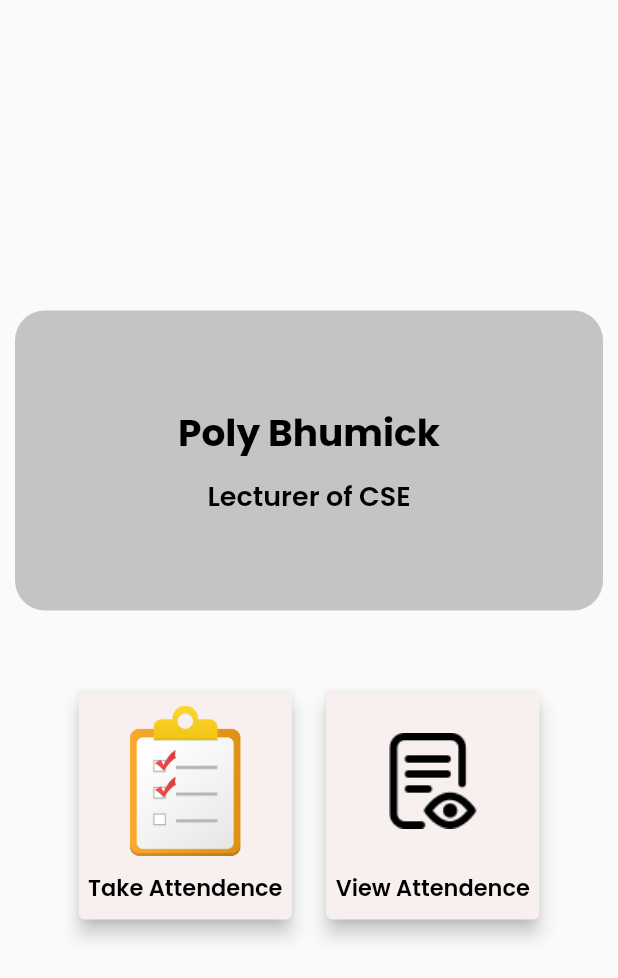
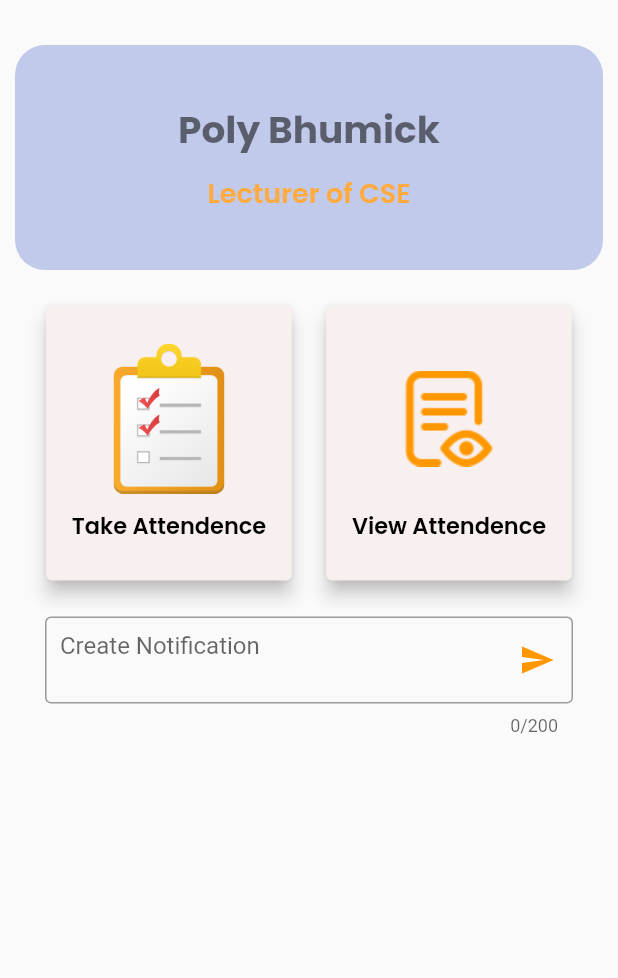
Before and after one commit to farhansadikgalib/diit_portal, a Flutter app: the TeacherDashbord screen opened by its route, on a phone screen of 412 x 824 dp. Shown: the top 978 px of the screen. Run offline on Flutter 3.47's test engine with Material 2 defaults, Android fonts, the phone set to English and light mode, and no system bars; our stand-ins replace animated_text_kit, bottom_navy_bar, cloud_firestore, dropdown_button2, firebase_auth, firebase_core and 10 more; missing offline and left inert: flutter_animated_button, flutter_glow, multi_charts; accounts and stored records are empty.

Commit message:
home page expended

```diff
--- /dev/null
+++ b/lib/Screens/Bottom_nevbar/Home_Page/Attendance/Teacher_takeattendance/teacher_deshboard.dart
@@ -0,0 +1,152 @@
+import 'package:flutter/material.dart';
+import 'package:flutter_screenutil/flutter_screenutil.dart';
+import 'package:fluttertoast/fluttertoast.dart';
+import 'package:get/get.dart';
+
+class TeacherDashbord extends StatefulWidget {
+
+
+  @override
+  State<TeacherDashbord> createState() => _TeacherDashbordState();
+}
+
+class _TeacherDashbordState extends State<TeacherDashbord> {
+  TextEditingController _CreateNotification = TextEditingController();
+
+  @override
+  Widget build(BuildContext context) {
+    return Scaffold(
+      body: SafeArea(
+
+        child: SingleChildScrollView(
+          scrollDirection: Axis.vertical,
+          child: Column(
+
+
+            children: [
+              Padding(
+                padding: const EdgeInsets.only(top: 30, left: 10, right: 10),
+                child: Container(
+                  height: 150,
+                  width: MediaQuery.of(context).size.width,
+                  decoration: BoxDecoration(
+                      color: Color(0xffc2caec),
+                      borderRadius: BorderRadius.all(Radius.circular(20))),
+                  child: Column(
+                    mainAxisAlignment: MainAxisAlignment.center,
+                    children: [
+                      Text(
+                        'Poly Bhumick',
+                        style: TextStyle(
+                            fontSize: 25,
+                            color: Colors.black54,
+                            fontWeight: FontWeight.w300,
+                            fontFamily: "Poppins_B"),
+                      ),
+                      SizedBox(
+                        height: 10,
+                      ),
+                      Text(
+                        'Lecturer of CSE',
+                        style: TextStyle(
+                            fontSize: 18,
+                            color: Colors.orangeAccent,
+                            fontFamily: "Poppins"),
+                      ),
+
+
+
+                    ],
+                  ),
+                ),
+              ),
+              SizedBox(height: 20,),
+              Row(
+                mainAxisAlignment: MainAxisAlignment.center,
+                children: [
+                  Container(
+                    width: 150.w,
+                    height: 160.h,
+                    child: InkWell(
+                      onTap: ()=>Get.toNamed('/SelectCourceAttendence'),
+                      child: Card(
+                        elevation: 5,
+                        color: Color(0xffF8EFEF),
+                        child: Column(
+                          mainAxisAlignment: MainAxisAlignment.center,
+                          children: [
+                            Image.asset("assets/ic_attendance.png",height: 100,width: 100,),
+                            SizedBox(height: 10,),
+                            Text( "Take Attendence",style: TextStyle(fontFamily: "Poppins",fontSize: 15,color: Colors.black,fontWeight: FontWeight.w300),),
+                          ],
+                        ),
+                      ),
+                    ),
+                  ),
+                  SizedBox(width: 15,),
+                  Container(
+                    width: 150.w,
+                    height: 160.h,
+                    child: InkWell(
+                      onTap: ()=>Get.toNamed('/CourseAttendanceView'),
+                      child: Card(
+                        elevation: 5,
+                        color: Color(0xffF8EFEF),
+                        child: Column(
+                          mainAxisAlignment: MainAxisAlignment.center,
+                          children: [
+                            Image.asset("assets/viewattendence.png",color: Colors.orange,height: 100,width: 100,),
+                            SizedBox(height: 10,),
+                            Text( "View Attendence",
+                              style: TextStyle(fontFamily: "Poppins",fontSize: 15,color: Colors.black,fontWeight: FontWeight.w300),),
+                          ],
+                        ),
+                      ),
+                    ),
+                  ),
+
+
+                ],
+              ),
+
+              Padding(
+                padding: const EdgeInsets.only(
+                  top: 20,
+                  left: 30,right: 30,
+                ),
+                child: TextFormField(
+                  controller: _CreateNotification,
+                       maxLines: 2,
+                      maxLength: 200,
+                  cursorHeight: 20,
+                  autofocus: false,
+                  decoration: InputDecoration(
+
+                    contentPadding: const EdgeInsets.symmetric(vertical: 10,horizontal: 10),
+                    hintText: 'Create Notification',
+                    suffixIcon: IconButton(onPressed: (){
+                      Get.snackbar(
+                          'Notification',"Done",
+                          backgroundColor: Colors.black12,
+                          snackPosition: SnackPosition.TOP,
+                          messageText:Text('Done',style: TextStyle(fontSize: 16),) ,
+                          titleText: Text('Notification',style: TextStyle(fontSize: 18),)
+                      );
+                      setState((){
+                        _CreateNotification;
+                        print('Notifi Done');
+                      });
+                    },
+                      icon: Icon(Icons.send,color: Colors.orange,),),
+                    border: OutlineInputBorder(),
+                  ),
+
+                ),
+              ),
+            ],
+          ),
+        ),
+      ),
+    );
+  }
+}
--- a/lib/Screens/Bottom_nevbar/Home_Page/Attendance/teacher_deshboard.dart
+++ /dev/null
@@ -1,99 +0,0 @@
-import 'package:flutter/material.dart';
-import 'package:get/get.dart';
-
-class TeacherDashbord extends StatelessWidget {
-  @override
-  Widget build(BuildContext context) {
-    return Scaffold(
-      body: SafeArea(
-        child: Column(
-          mainAxisAlignment: MainAxisAlignment.center,
-          children: [
-            Padding(
-              padding: const EdgeInsets.only( left: 10, right: 10),
-              child: Container(
-                height: 200,
-                width: MediaQuery.of(context).size.width,
-                decoration: BoxDecoration(
-                    color: Color(0xffC4C4C4),
-                    borderRadius: BorderRadius.all(Radius.circular(20))),
-                child: Column(
-                  mainAxisAlignment: MainAxisAlignment.center,
-                  children: [
-                    Text(
-                      'Poly Bhumick',
-                      style: TextStyle(
-                          fontSize: 25,
-                          color: Colors.black,
-                          fontWeight: FontWeight.w300,
-                          fontFamily: "Poppins_B"),
-                    ),
-                    SizedBox(
-                      height: 10,
-                    ),
-                    Text(
-                      'Lecturer of CSE',
-                      style: TextStyle(
-                          fontSize: 18,
-                          color: Colors.black,
-                          fontFamily: "Poppins"),
-                    ),
-
-
-
-                  ],
-                ),
-              ),
-            ),
-            SizedBox(height: 50,),
-            Row(
-              mainAxisAlignment: MainAxisAlignment.center,
-              children: [
-                Container(
-                  width: 150,
-                  height: 160,
-                  child: InkWell(
-                    onTap: ()=>Get.toNamed('/SelectCourceAttendence'),
-                    child: Card(
-                      elevation: 5,
-                      color: Color(0xffF8EFEF),
-                      child: Column(
-                        mainAxisAlignment: MainAxisAlignment.center,
-                        children: [
-                          Image.asset("assets/ic_attendance.png",height: 100,width: 100,),
-                          SizedBox(height: 10,),
-                          Text( "Take Attendence",style: TextStyle(fontFamily: "Poppins",fontSize: 15,color: Colors.black,fontWeight: FontWeight.w300),),
-                        ],
-                      ),
-                    ),
-                  ),
-                ),
-                SizedBox(width: 15,),
-                Container(
-                  width: 150,
-                  height: 160,
-                  child: InkWell(
-                    onTap: ()=>Get.toNamed('/CourseAttendanceView'),
-                    child: Card(
-                      elevation: 5,
-                      color: Color(0xffF8EFEF),
-                      child: Column(
-                        mainAxisAlignment: MainAxisAlignment.center,
-                        children: [
-                          Image.asset("assets/viewattendence.png",height: 100,width: 100,),
-                          SizedBox(height: 10,),
-                          Text( "View Attendence",
-                            style: TextStyle(fontFamily: "Poppins",fontSize: 15,color: Colors.black,fontWeight: FontWeight.w300),),
-                        ],
-                      ),
-                    ),
-                  ),
-                ),
-              ],
-            )
-          ],
-        ),
-      ),
-    );
-  }
-}
--- a/lib/Screens/Bottom_nevbar/Home_Page/home_page.dart
+++ b/lib/Screens/Bottom_nevbar/Home_Page/home_page.dart
@@ -544,6 +544,8 @@ class _HomePageState extends State<HomePage> {
                     SizedBox(
                       width: 20.h,
                     ),
+
+
                     Container(
 
                       width: 150.w,
@@ -582,6 +584,8 @@ class _HomePageState extends State<HomePage> {
                 SizedBox(
                   height: 20.h,
                 ),
+
+                // quick payment //
                 Container(
                   width: 150.w,
                   height: 140.h,
--- a/lib/main.dart
+++ b/lib/main.dart
@@ -5,9 +5,9 @@ import 'package:diit_portal/Screens/Bottom_nevbar/Home_Page/Attendance/Student_a
 import 'package:diit_portal/Screens/Bottom_nevbar/Home_Page/Attendance/Student_attendance_view/student_course_%20attendanceview.dart';
 import 'package:diit_portal/Screens/Bottom_nevbar/Home_Page/Attendance/Teacher_takeattendance/course_selecta_attendence.dart';
 import 'package:diit_portal/Screens/Bottom_nevbar/Home_Page/Attendance/Teacher_takeattendance/studentname_attendencelist.dart';
-import 'package:diit_portal/Screens/Bottom_nevbar/Home_Page/Attendance/take&show_attendence.dart';
-import 'package:diit_portal/Screens/Bottom_nevbar/Home_Page/Attendance/teacher_attendance.dart';
-import 'package:diit_portal/Screens/Bottom_nevbar/Home_Page/Attendance/teacher_deshboard.dart';
+import 'package:diit_portal/Screens/Bottom_nevbar/Home_Page/Attendance/Teacher_takeattendance/take&show_attendence.dart';
+import 'package:diit_portal/Screens/Bottom_nevbar/Home_Page/Attendance/Teacher_takeattendance/teacher_attendance.dart';
+import 'package:diit_portal/Screens/Bottom_nevbar/Home_Page/Attendance/Teacher_takeattendance/teacher_deshboard.dart';
 import 'package:diit_portal/Screens/Bottom_nevbar/Home_Page/Class_routine/Cse/cse_routine.dart';
 import 'package:diit_portal/Screens/Bottom_nevbar/Home_Page/Class_routine/class_routine.dart';
 import 'package:diit_portal/Screens/Bottom_nevbar/Home_Page/Faculty_member/Faculty_Member.dart';
```
Also changed, not shown: lib/Screens/Bottom_nevbar/Home_Page/Attendance/Teacher_takeattendance/take&show_attendence.dart (renamed from lib/Screens/Bottom_nevbar/Home_Page/Attendance/take&show_attendence.dart), lib/Screens/Bottom_nevbar/Home_Page/Attendance/Teacher_takeattendance/teacher_attendance.dart (renamed from lib/Screens/Bottom_nevbar/Home_Page/Attendance/teacher_attendance.dart).
